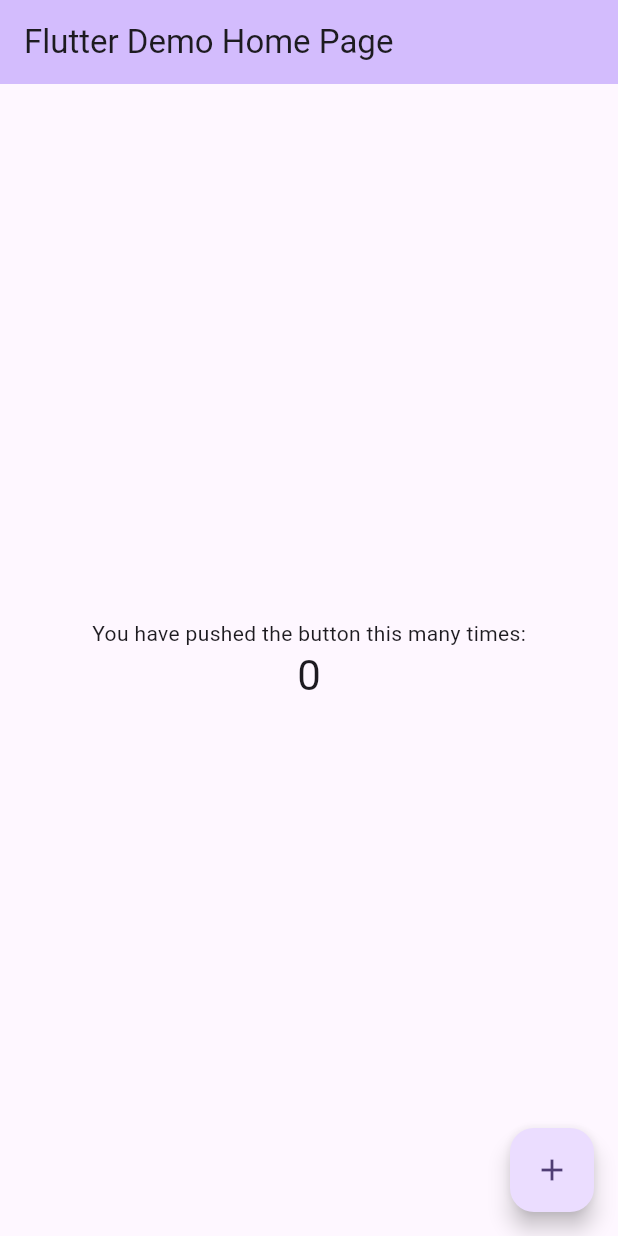
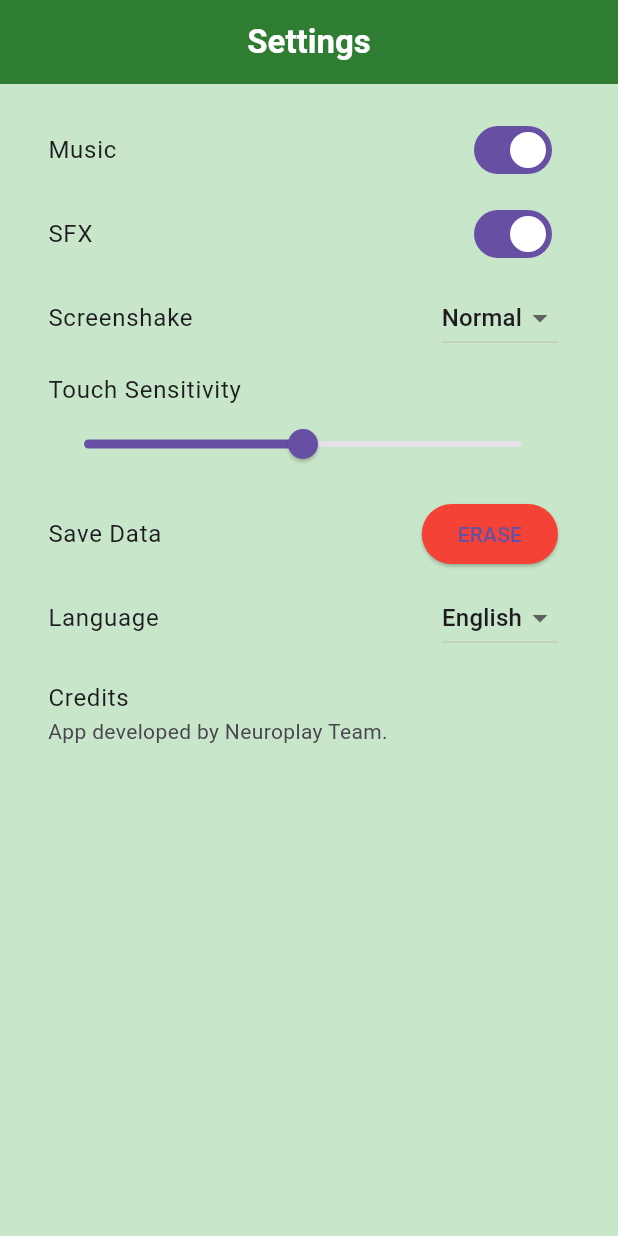
Before and after one commit to atobouh/Neuro, a Flutter app: the screen it shows after launch, on a phone screen of 412 x 824 dp. Run offline on Flutter 3.47's test engine with Material 3 defaults, Android fonts, the phone set to English and light mode, and no system bars.

Commit message:
neuroplay settings page first attempt

```diff
--- a/lib/main.dart
+++ b/lib/main.dart
@@ -1,133 +1,127 @@
 import 'package:flutter/material.dart';
 
 void main() {
-  runApp(const MyApp());
+  runApp(const MaterialApp(home: SettingsPage()));
 }
 
-class MyApp extends StatelessWidget {
-  const MyApp({super.key});
+class SettingsPage extends StatefulWidget {
+  const SettingsPage({super.key});
 
-  // This widget is the root of your application.
   @override
-  Widget build(BuildContext context) {
-    return MaterialApp(
-      title: 'Flutter Demo',
-      theme: ThemeData(
-        // This is the theme of your application.
-        //
-        // TRY THIS: Try running your application with "flutter run". You'll see
-        // the application has a purple toolbar. Then, without quitting the app,
-        // try changing the seedColor in the colorScheme below to Colors.green
-        // and then invoke "hot reload" (save your changes or press the "hot
-        // reload" button in a Flutter-supported IDE, or press "r" if you used
-        // the command line to start the app).
-        //
-        // Notice that the counter didn't reset back to zero; the application
-        // state is not lost during the reload. To reset the state, use hot
-        // restart instead.
-        //
-        // This works for code too, not just values: Most code changes can be
-        // tested with just a hot reload.
-        //Treasure is the best.
-        //Ariel best scrum master
-        colorScheme: ColorScheme.fromSeed(seedColor: Colors.deepPurple),
-      ),
-      home: const MyHomePage(title: 'Flutter Demo Home Page'),
-    );
-  }
+  State<SettingsPage> createState() => _SettingsPageState();
 }
 
-// Github Push Test1
-// This is a basic Flutter application that demonstrates the use of stateful
-// widgets, the MaterialApp widget, and the Scaffold widget.
-// It includes a counter that increments when a button is pressed.
-// The app is structured with a main function that runs the MyApp widget,
-// Paola is absent
-//lalalalalala
-// le particulier has bad music taste
-class MyHomePage extends StatefulWidget {
-  const MyHomePage({super.key, required this.title});
+class _SettingsPageState extends State<SettingsPage> {
+  bool musicEnabled = true;
+  bool sfxEnabled = true;
+  double touchSensitivity = 0.5;
+  String screenShake = "Normal";
+  String selectedLanguage = "English";
 
-  // This widget is the home page of your application. It is stateful, meaning
-  // that it has a State object (defined below) that contains fields that affect
-  // how it looks.
-  //Brighton is the best
-
-  // This class is the configuration for the state. It holds the values (in this
-  // case the title) provided by the parent (in this case the App widget) and
-  // used by the build method of the State. Fields in a Widget subclass are
-  // always marked "final".
-
-  final String title;
-
-  @override
-  State<MyHomePage> createState() => _MyHomePageState();
-}
-
-class _MyHomePageState extends State<MyHomePage> {
-  int _counter = 0;
-
-  void _incrementCounter() {
-    setState(() {
-      // This call to setState tells the Flutter framework that something has
-      // changed in this State, which causes it to rerun the build method below
-      // so that the display can reflect the updated values. If we changed
-      // _counter without calling setState(), then the build method would not be
-      // called again, and so nothing would appear to happen.
-      _counter++;
-    });
-  }
+  final List<String> screenShakeOptions = ["Off", "Normal", "High"];
+  final List<String> languages = ["English", "French",];
 
   @override
   Widget build(BuildContext context) {
-    // This method is rerun every time setState is called, for instance as done
-    // by the _incrementCounter method above.
-    //
-    // The Flutter framework has been optimized to make rerunning build methods
-    // fast, so that you can just rebuild anything that needs updating rather
-    // than having to individually change instances of widgets.
     return Scaffold(
       appBar: AppBar(
-        // TRY THIS: Try changing the color here to a specific color (to
-        // Colors.amber, perhaps?) and trigger a hot reload to see the AppBar
-        // change color while the other colors stay the same.
-        backgroundColor: Theme.of(context).colorScheme.inversePrimary,
-        // Here we take the value from the MyHomePage object that was created by
-        // the App.build method, and use it to set our appbar title.
-        title: Text(widget.title),
+        title: const Text('Settings',
+        style: TextStyle(color: Colors.white,
+        fontWeight: FontWeight.bold ),
+        ),
+        centerTitle: true,
+        backgroundColor: Colors.green[800],
       ),
-      body: Center(
-        // Center is a layout widget. It takes a single child and positions it
-        // in the middle of the parent.
-        child: Column(
-          // Column is also a layout widget. It takes a list of children and
-          // arranges them vertically. By default, it sizes itself to fit its
-          // children horizontally, and tries to be as tall as its parent.
-          //
-          // Column has various properties to control how it sizes itself and
-          // how it positions its children. Here we use mainAxisAlignment to
-          // center the children vertically; the main axis here is the vertical
-          // axis because Columns are vertical (the cross axis would be
-          // horizontal).
-          //
-          // TRY THIS: Invoke "debug painting" (choose the "Toggle Debug Paint"
-          // action in the IDE, or press "p" in the console), to see the
-          // wireframe for each widget.
-          mainAxisAlignment: MainAxisAlignment.center,
-          children: <Widget>[
-            const Text('You have pushed the button this many times:'),
-            Text(
-              '$_counter',
-              style: Theme.of(context).textTheme.headlineMedium,
+      body: Container(
+        color: Colors.green[100],
+        padding: const EdgeInsets.all(16.0),
+        child: ListView(
+          children: [
+            _buildToggleTile("Music", musicEnabled, (val) {
+              setState(() => musicEnabled = val);
+            }),
+            _buildToggleTile("SFX", sfxEnabled, (val) {
+              setState(() => sfxEnabled = val);
+            }),
+            _buildDropdownTile(
+              title: "Screenshake",
+              options: screenShakeOptions,
+              selected: screenShake,
+              onChanged: (val) {
+                if (val != null) {
+                  setState(() => screenShake = val);
+                }
+              },
+            ),
+            ListTile(
+              title: const Text("Touch Sensitivity"),
+              subtitle: Slider(
+                value: touchSensitivity,
+                min: 0,
+                max: 1,
+                onChanged: (val) {
+                  setState(() => touchSensitivity = val);
+                },
+              ),
+            ),
+            ListTile(
+              title: const Text("Save Data"),
+              trailing: ElevatedButton(
+                style: ElevatedButton.styleFrom(
+                  backgroundColor: Colors.red,
+                ),
+                onPressed: () {
+                  // Implement erase logic
+                },
+                child: const Text("ERASE"),
+              ),
+            ),
+            _buildDropdownTile(
+              title: "Language",
+              options: languages,
+              selected: selectedLanguage,
+              onChanged: (val) {
+                if (val != null) {
+                  setState(() => selectedLanguage = val);
+                }
+              },
+            ),
+            const ListTile(
+              title: Text("Credits"),
+              subtitle: Text("App developed by Neuroplay Team."),
             ),
           ],
         ),
       ),
-      floatingActionButton: FloatingActionButton(
-        onPressed: _incrementCounter,
-        tooltip: 'Increment',
-        child: const Icon(Icons.add),
-      ), // This trailing comma makes auto-formatting nicer for build methods.
+    );
+  }
+
+  Widget _buildToggleTile(String title, bool value, ValueChanged<bool> onChanged) {
+    return SwitchListTile(
+      title: Text(title),
+      value: value,
+      onChanged: onChanged,
+    );
+  }
+
+  Widget _buildDropdownTile({
+    required String title,
+    required List<String> options,
+    required String selected,
+    required ValueChanged<String?> onChanged,
+  }) {
+    return ListTile(
+      title: Text(title),
+      trailing: DropdownButton<String>(
+        value: selected,
+        items: options.map((String option) {
+          return DropdownMenuItem<String>(
+            value: option,
+            child: Text(option),
+          );
+        }).toList(),
+        onChanged: onChanged,
+      ),
     );
   }
 }
```
